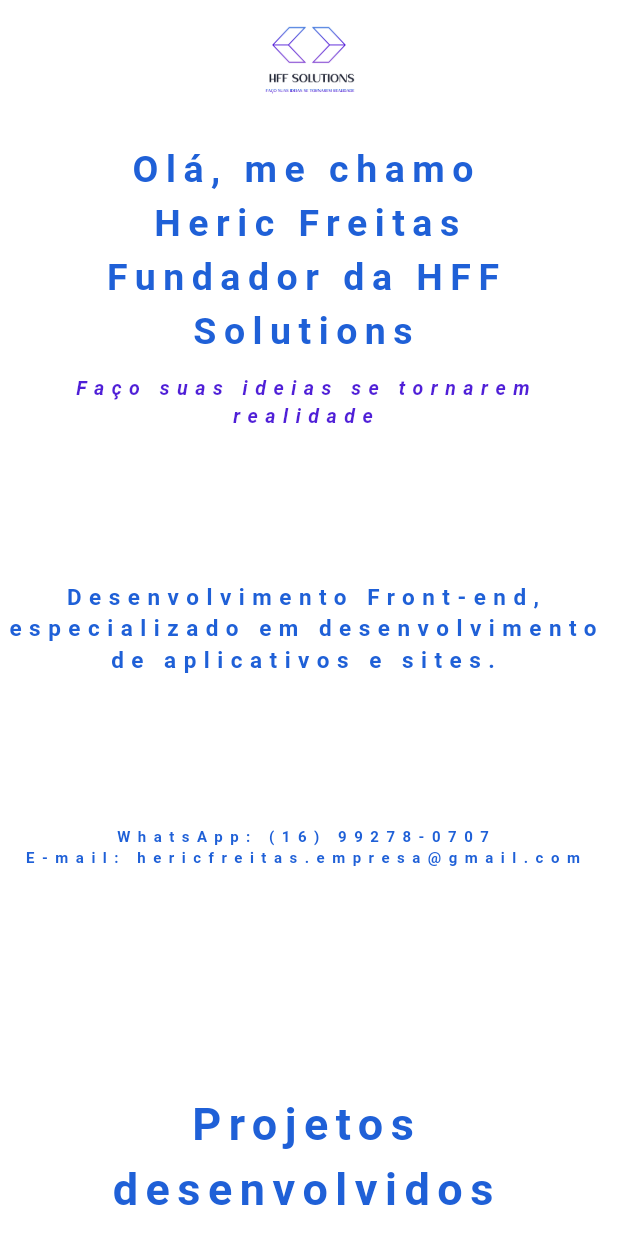
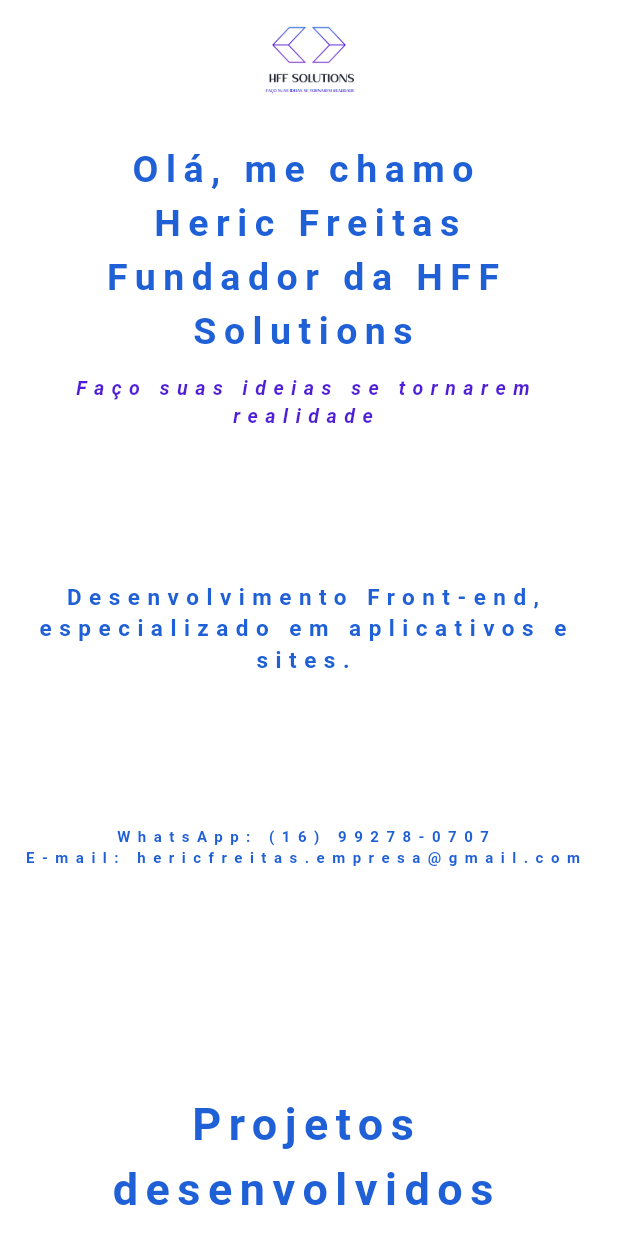
Before and after one commit to heric-freitas/projetos, a Flutter app: the screen it shows after launch, on a phone screen of 412 x 824 dp. Run offline on Flutter 3.47's test engine with Material 3 defaults, Android fonts, the light colour scheme and no system bars.

Commit message:
update text

```diff
--- a/lib/main.dart
+++ b/lib/main.dart
@@ -149,7 +149,7 @@
                   ),
                   const SizedBox(height: 100),
                   SelectableText(
-                    'Desenvolvimento Front-end,\nespecializado em desenvolvimento de aplicativos e sites.',
+                    'Desenvolvimento Front-end,\nespecializado em aplicativos e sites.',
                     textAlign: isMobile ? TextAlign.center : null,
                     style: TextStyle(
                       fontWeight: FontWeight.w700,
```
Also changed, not shown: 6 other files.
